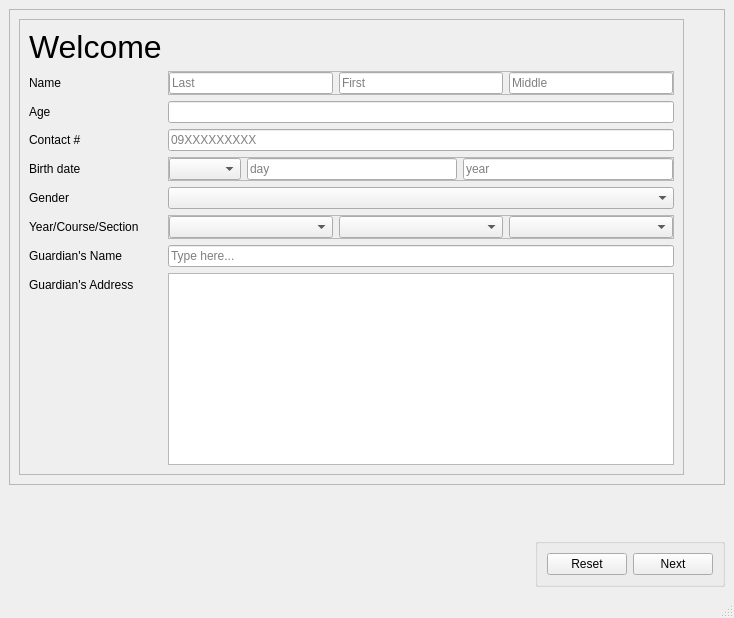
This is Screens/mainWindow.ui in venice2003/IV as Qt 5 draws it before an edit. The edited form follows.
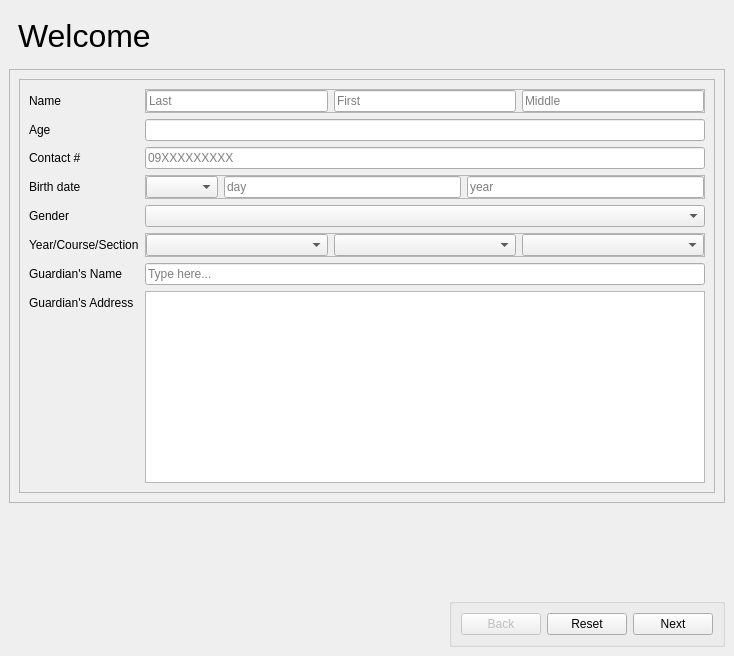
This is the edited form. Icons and pictures are not drawn.

```diff
--- a/Screens/mainWindow.ui
+++ b/Screens/mainWindow.ui
@@ -7,7 +7,7 @@
     <x>0</x>
     <y>0</y>
     <width>734</width>
-    <height>618</height>
+    <height>656</height>
    </rect>
   </property>
   <property name="windowTitle">
@@ -15,6 +15,71 @@
   </property>
   <widget class="QWidget" name="centralwidget">
    <layout class="QVBoxLayout" name="verticalLayout">
+    <item>
+     <widget class="QWidget" name="widget" native="true">
+      <layout class="QHBoxLayout" name="horizontalLayout_6">
+       <item>
+        <widget class="QLabel" name="titleText">
+         <property name="font">
+          <font>
+           <pointsize>24</pointsize>
+          </font>
+         </property>
+         <property name="text">
+          <string>Welcome</string>
+         </property>
+         <property name="wordWrap">
+          <bool>true</bool>
+         </property>
+        </widget>
+       </item>
+       <item>
+        <spacer name="horizontalSpacer">
+         <property name="orientation">
+          <enum>Qt::Horizontal</enum>
+         </property>
+         <property name="sizeHint" stdset="0">
+          <size>
+           <width>40</width>
+           <height>20</height>
+          </size>
+         </property>
+        </spacer>
+       </item>
+       <item>
+        <widget class="QLabel" name="lyceumLogo">
+         <property name="sizePolicy">
+          <sizepolicy hsizetype="Fixed" vsizetype="Fixed">
+           <horstretch>0</horstretch>
+           <verstretch>0</verstretch>
+          </sizepolicy>
+         </property>
+         <property name="maximumSize">
+          <size>
+           <width>100</width>
+           <height>100</height>
+          </size>
+         </property>
+         <property name="text">
+          <string/>
+         </property>
+         <property name="pixmap">
+          <pixmap>assets/lyceumLogo.png</pixmap>
+         </property>
+         <property name="scaledContents">
+          <bool>true</bool>
+         </property>
+         <property name="wordWrap">
+          <bool>false</bool>
+         </property>
+         <property name="openExternalLinks">
+          <bool>false</bool>
+         </property>
+        </widget>
+       </item>
+      </layout>
+     </widget>
+    </item>
     <item>
      <widget class="QFrame" name="Wrapper">
       <property name="sizePolicy">
@@ -281,58 +346,6 @@
           <item row="11" column="1">
            <widget class="QTextEdit" name="textEdit"/>
           </item>
-          <item row="2" column="0">
-           <widget class="QLabel" name="titleText">
-            <property name="font">
-             <font>
-              <pointsize>24</pointsize>
-             </font>
-            </property>
-            <property name="text">
-             <string>Welcome</string>
-            </property>
-            <property name="wordWrap">
-             <bool>true</bool>
-            </property>
-           </widget>
-          </item>
-         </layout>
-        </widget>
-       </item>
-       <item alignment="Qt::AlignTop">
-        <widget class="QWidget" name="widget" native="true">
-         <layout class="QHBoxLayout" name="horizontalLayout_6">
-          <item>
-           <widget class="QLabel" name="lyceumLogo">
-            <property name="sizePolicy">
-             <sizepolicy hsizetype="Fixed" vsizetype="Fixed">
-              <horstretch>0</horstretch>
-              <verstretch>0</verstretch>
-             </sizepolicy>
-            </property>
-            <property name="maximumSize">
-             <size>
-              <width>100</width>
-              <height>100</height>
-             </size>
-            </property>
-            <property name="text">
-             <string/>
-            </property>
-            <property name="pixmap">
-             <pixmap>assets/lyceumLogo.png</pixmap>
-            </property>
-            <property name="scaledContents">
-             <bool>true</bool>
-            </property>
-            <property name="wordWrap">
-             <bool>false</bool>
-            </property>
-            <property name="openExternalLinks">
-             <bool>false</bool>
-            </property>
-           </widget>
-          </item>
          </layout>
         </widget>
        </item>
@@ -393,22 +406,21 @@
          </property>
         </widget>
        </item>
+       <item>
+        <widget class="QPushButton" name="back">
+         <property name="enabled">
+          <bool>false</bool>
+         </property>
+         <property name="text">
+          <string>Back</string>
+         </property>
+        </widget>
+       </item>
       </layout>
      </widget>
     </item>
    </layout>
   </widget>
-  <widget class="QMenuBar" name="menubar">
-   <property name="geometry">
-    <rect>
-     <x>0</x>
-     <y>0</y>
-     <width>734</width>
-     <height>22</height>
-    </rect>
-   </property>
-  </widget>
-  <widget class="QStatusBar" name="statusbar"/>
  </widget>
  <resources/>
  <connections/>
```
Left out of the diff: 6 changed lines with no effect on the pictures.
